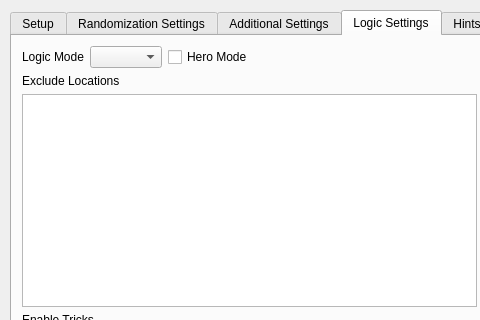
The window that gui/randogui.ui (lepelog/ssrando) describes before a commit, drawn with Qt 5; both pictures show x 0 to 480 and y 0 to 320 of the 1051 by 738 pixel window.
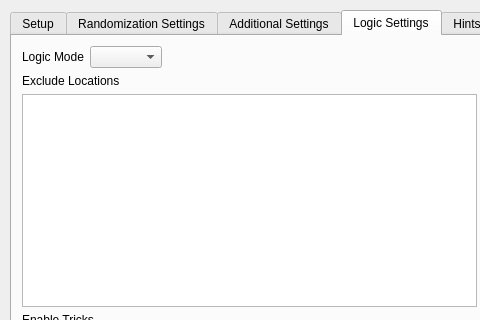
The same window after the commit. The open tabs and pages were chosen to show the change.

Commit message: Remove hero mode ui option

Diff of the .ui file:
```diff
--- a/gui/randogui.ui
+++ b/gui/randogui.ui
@@ -1293,13 +1293,6 @@
          <item>
           <widget class="QComboBox" name="option_logic_mode"/>
          </item>
-         <item>
-          <widget class="QCheckBox" name="option_hero_mode">
-           <property name="text">
-            <string>Hero Mode</string>
-           </property>
-          </widget>
-         </item>
          <item>
           <spacer name="hspace_misc_logic_settings">
            <property name="orientation">
```
Left out of the diff: 10 changed lines with no effect on the pictures. The commit also changes 1 other file.
